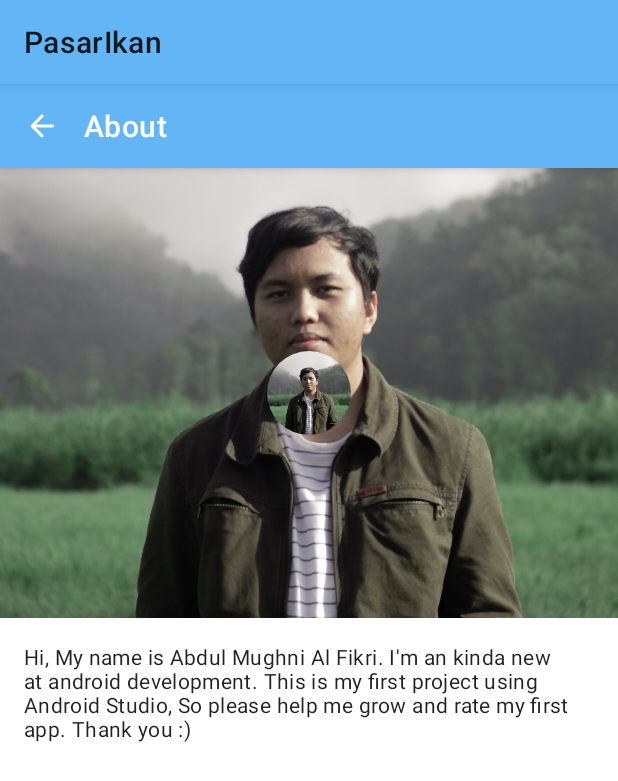
After one commit to abdulmuhg/PasarIkan, an Android app: the AboutActivity screen opened directly, with no data from a screen before it, on a phone screen of 412 x 824 dp. The commit adds this screen. Shown: the top 781 px of the screen. Run offline under Robolectric (Android 15) with nearby library versions, the light colour scheme and no system bars.

Commit message:
add AboutActivity.kt

```diff
--- /dev/null
+++ b/app/src/main/java/id/co/personal/pasarikan/activity/AboutActivity.kt
@@ -0,0 +1,20 @@
+package id.co.personal.pasarikan.activity
+
+import androidx.appcompat.app.AppCompatActivity
+import android.os.Bundle
+import com.bumptech.glide.Glide
+import com.bumptech.glide.request.RequestOptions
+import id.co.personal.pasarikan.R
+import kotlinx.android.synthetic.main.activity_about.*
+
+class AboutActivity : AppCompatActivity() {
+    override fun onCreate(savedInstanceState: Bundle?) {
+        super.onCreate(savedInstanceState)
+        setContentView(R.layout.activity_about)
+
+        Glide.with(this)
+            .load(R.drawable.user_profile)
+            .apply(RequestOptions.circleCropTransform())
+            .into(iv_profile)
+    }
+}
--- a/app/src/main/java/id/co/personal/pasarikan/HomeActivity.kt
+++ b/app/src/main/java/id/co/personal/pasarikan/activity/HomeActivity.kt
@@ -1,9 +1,10 @@
-package id.co.personal.pasarikan
+package id.co.personal.pasarikan.activity
 
 import androidx.appcompat.app.AppCompatActivity
 import android.os.Bundle
-import android.view.View
 import androidx.recyclerview.widget.LinearLayoutManager
+import id.co.personal.pasarikan.Model.Fish
+import id.co.personal.pasarikan.R
 import id.co.personal.pasarikan.adapter.FishItemAdapter
 import kotlinx.android.synthetic.main.activity_home.*
 
@@ -15,6 +16,7 @@ class HomeActivity : AppCompatActivity(){
 
         val fish = Fish().getListData()
         listFishItem.addAll(fish!!)
+        showRecyclerList()
     }
 
     private fun showRecyclerList(){
--- /dev/null
+++ b/app/src/main/res/layout/activity_about.xml
@@ -0,0 +1,107 @@
+<?xml version="1.0" encoding="utf-8"?>
+<LinearLayout xmlns:android="http://schemas.android.com/apk/res/android"
+    xmlns:app="http://schemas.android.com/apk/res-auto"
+    xmlns:tools="http://schemas.android.com/tools"
+    android:layout_width="match_parent"
+    android:layout_height="match_parent"
+    android:orientation="vertical"
+    tools:context=".activity.ItemDetailActivity">
+
+    <com.google.android.material.appbar.AppBarLayout
+        android:layout_width="match_parent"
+        android:layout_height="?actionBarSize">
+
+        <com.google.android.material.appbar.MaterialToolbar
+            android:id="@+id/toolbar_about"
+            android:layout_width="match_parent"
+            android:layout_height="match_parent"
+            app:contentInsetStartWithNavigation="0dp"
+            app:navigationIcon="@drawable/ic_round_arrow_back_24_white">
+
+            <LinearLayout
+                android:layout_width="match_parent"
+                android:layout_height="match_parent"
+                android:layout_marginEnd="8dp"
+                android:gravity="center_vertical"
+                android:orientation="horizontal">
+
+                <TextView
+                    android:layout_width="wrap_content"
+                    android:layout_height="wrap_content"
+                    android:text="@string/prompt_about"
+                    android:textAppearance="@style/TextAppearance.MaterialComponents.Headline6"
+                    android:textColor="?android:attr/textColorPrimaryInverse" />
+
+            </LinearLayout>
+
+        </com.google.android.material.appbar.MaterialToolbar>
+
+    </com.google.android.material.appbar.AppBarLayout>
+
+    <androidx.core.widget.NestedScrollView
+        android:layout_width="match_parent"
+        android:layout_height="wrap_content">
+
+        <LinearLayout
+            android:layout_width="match_parent"
+            android:layout_height="wrap_content"
+            android:orientation="vertical">
+
+            <androidx.constraintlayout.widget.ConstraintLayout
+                android:layout_width="match_parent"
+                android:layout_height="wrap_content">
+
+                <ImageView
+                    android:id="@+id/iv_details_images"
+                    android:layout_width="match_parent"
+                    android:layout_height="300dp"
+                    android:maxHeight="200dp"
+                    android:scaleType="centerCrop"
+                    android:src="@drawable/user_profile"
+                    app:layout_constraintBottom_toBottomOf="parent"
+                    app:layout_constraintEnd_toEndOf="parent"
+                    app:layout_constraintStart_toStartOf="parent"
+                    app:layout_constraintTop_toTopOf="parent"
+                    android:contentDescription="@string/prompt_profile_image" />
+
+                <ImageView
+                    android:id="@+id/iv_profile"
+                    android:layout_width="56dp"
+                    android:layout_height="56dp"
+                    android:src="@drawable/user_profile"
+                    app:layout_constraintBottom_toBottomOf="parent"
+                    app:layout_constraintEnd_toEndOf="parent"
+                    app:layout_constraintStart_toStartOf="parent"
+                    app:layout_constraintTop_toTopOf="parent"
+                    android:contentDescription="@string/prompt_profile_image" />
+
+                <TextView
+                    android:id="@+id/tv_details_name"
+                    android:layout_width="wrap_content"
+                    android:layout_height="wrap_content"
+                    android:layout_marginStart="16dp"
+                    android:layout_marginTop="16dp"
+                    android:layout_marginBottom="16dp"
+                    android:textAppearance="@style/TextAppearance.MaterialComponents.Headline6"
+                    android:textColor="?android:attr/textColorPrimaryInverse"
+                    app:layout_constraintEnd_toEndOf="@id/iv_profile"
+                    app:layout_constraintStart_toStartOf="@id/iv_profile"
+                    app:layout_constraintTop_toBottomOf="@id/iv_profile"
+                    tools:text="Abdul Mughni" />
+            </androidx.constraintlayout.widget.ConstraintLayout>
+
+            <TextView
+                android:id="@+id/tv_details_desc"
+                android:layout_width="match_parent"
+                android:layout_height="wrap_content"
+                android:layout_marginStart="16dp"
+                android:layout_marginTop="16dp"
+                android:layout_marginEnd="16dp"
+                android:text="@string/about_description"
+                android:textAlignment="textStart"
+                android:textAppearance="@style/TextAppearance.MaterialComponents.Body2" />
+
+        </LinearLayout>
+
+    </androidx.core.widget.NestedScrollView>
+</LinearLayout>
--- a/app/src/main/res/layout/activity_home.xml
+++ b/app/src/main/res/layout/activity_home.xml
@@ -6,13 +6,14 @@
     android:layout_height="match_parent"
     android:layout_gravity="center"
     android:orientation="vertical"
-    tools:context=".HomeActivity">
+    tools:context=".activity.HomeActivity">
 
     <com.google.android.material.appbar.AppBarLayout
         android:layout_width="match_parent"
         android:layout_height="?actionBarSize">
 
         <com.google.android.material.appbar.MaterialToolbar
+            android:id="@+id/toolbar_home"
             android:layout_width="match_parent"
             android:layout_height="match_parent"
             app:contentInsetStartWithNavigation="0dp"
--- a/app/src/main/res/values/strings.xml
+++ b/app/src/main/res/values/strings.xml
@@ -2,4 +2,9 @@
     <string name="app_name">PasarIkan</string>
     <string name="desc_image_item">Image Item</string>
     <string name="prompt_user_profile_icon">User Profile Icon</string>
+    <string name="prompt_about">About</string>
+    <string name="prompt_profile_image">Profile Image</string>
+    <string name="about_description">Hi, My name is Abdul Mughni Al Fikri. I\'m an kinda new at android development. This is my first project using Android Studio, So please help me grow and rate my first app. Thank you :)</string>
+    <string name="title_item_details">Item Details</string>
+    <string name="item_image">Item Image</string>
 </resources>
```
Also changed, not shown: app/src/main/AndroidManifest.xml (+6 -2 lines), app/src/main/java/id/co/personal/pasarikan/DataClass.kt (deleted, +0 -106 lines), app/src/main/java/id/co/personal/pasarikan/Model/DataClass.kt (added, +133 -0 lines), app/src/main/java/id/co/personal/pasarikan/activity/ItemDetailActivity.kt (added, +40 -0 lines), app/src/main/java/id/co/personal/pasarikan/adapter/FishItemAdapter.kt (+6 -4 lines), app/src/main/res/layout/activity_item_detail.xml (added, +94 -0 lines), app/src/main/res/drawable-v24/user_profile.jpg (added).
